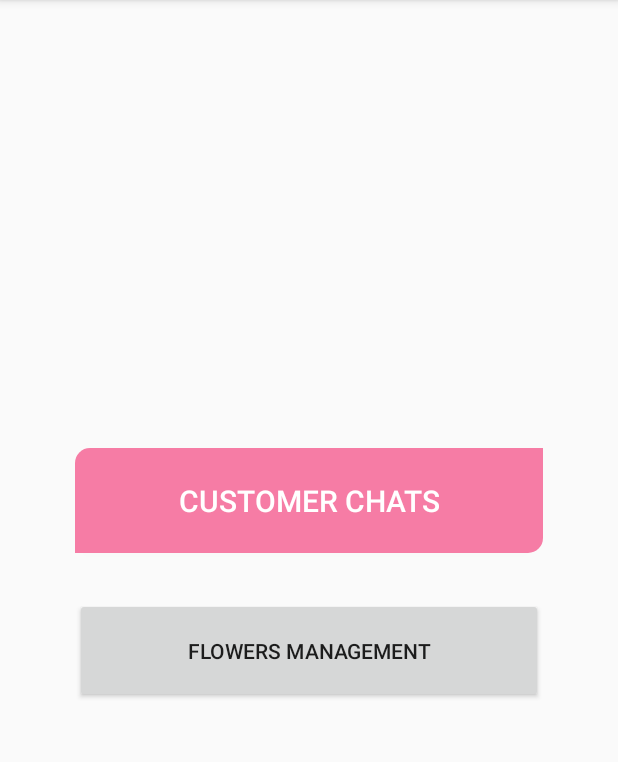
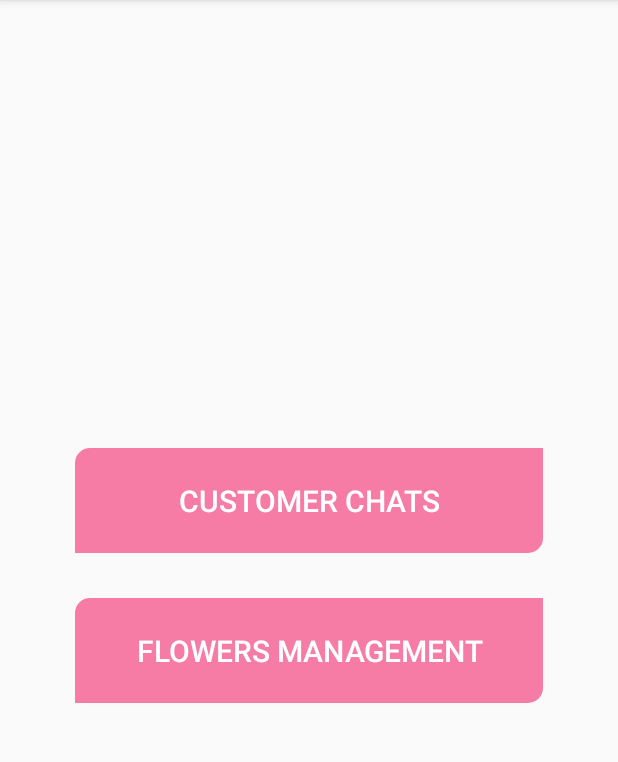
Before and after one commit to vliam0206/prm392_grouppj_flower_shop, an Android app: the AdminActivity screen opened directly, with no data from a screen before it, on a phone screen of 412 x 824 dp, the part 84-846 px from its top. Run offline under Robolectric (Android 15) with nearby library versions, the phone set to English and light mode, and no system bars; our stand-ins replace Firebase (no records; nobody signed in at launch, a user with empty details on screens opened directly).

Commit message:
[Lam][Fix UI bug]

```diff
--- a/app/src/main/java/com/lamvo/groupproject_flowershop/ListAdapter.java
+++ b/app/src/main/java/com/lamvo/groupproject_flowershop/ListAdapter.java
@@ -74,7 +74,9 @@ public class ListAdapter extends BaseAdapter {
         holder.tvName.setText(flower.getFlowerName());
 //      holder.tvDescription.setText(flower.getDescription());
         holder.tvPrice.setText("$ " + flower.getUnitPrice());
-        Picasso.get().load(flower.getImageUrl()).into(holder.imgThubnail);
+        if (!flower.getImageUrl().trim().isEmpty()) {
+            Picasso.get().load(flower.getImageUrl()).into(holder.imgThubnail);
+        }
 
         //Event handler for add a flower to cart
         holder.imgAddToCart.setOnClickListener(new View.OnClickListener() {
--- a/app/src/main/res/layout/activity_admin.xml
+++ b/app/src/main/res/layout/activity_admin.xml
@@ -4,25 +4,30 @@
     xmlns:tools="http://schemas.android.com/tools"
     android:layout_width="match_parent"
     android:layout_height="match_parent"
+    android:gravity="center"
     tools:context=".activities.AdminActivity"
-    android:orientation="vertical"
-    android:gravity="center">
+    android:orientation="vertical">
+
     <Button
         android:id="@+id/btnCustomerchat"
         android:layout_width="match_parent"
         android:layout_height="70dp"
         android:text="Customer chats"
+        android:layout_marginHorizontal="50dp"
         android:background="@drawable/button_plus_radius"
         android:textColor="@color/white"
-        android:textSize="20dp"
-        android:layout_marginHorizontal="50dp"/>
+        android:textSize="20dp" />
+
     <Button
         android:id="@+id/btnFlowerMng"
         android:layout_width="match_parent"
         android:layout_height="70dp"
+        android:layout_marginHorizontal="50dp"
+        android:layout_marginTop="30dp"
         android:text="Flowers management"
-        android:layout_marginTop="30dp"
-        android:layout_marginHorizontal="50dp"/>
+        android:background="@drawable/button_plus_radius"
+        android:textColor="@color/white"
+        android:textSize="20dp"/>
     <!--    <Button-->
     <!--        android:id="@+id/btnOrderMng"-->
     <!--        android:layout_width="match_parent"-->
```
Lines whose indentation alone changed are shown as unchanged.
